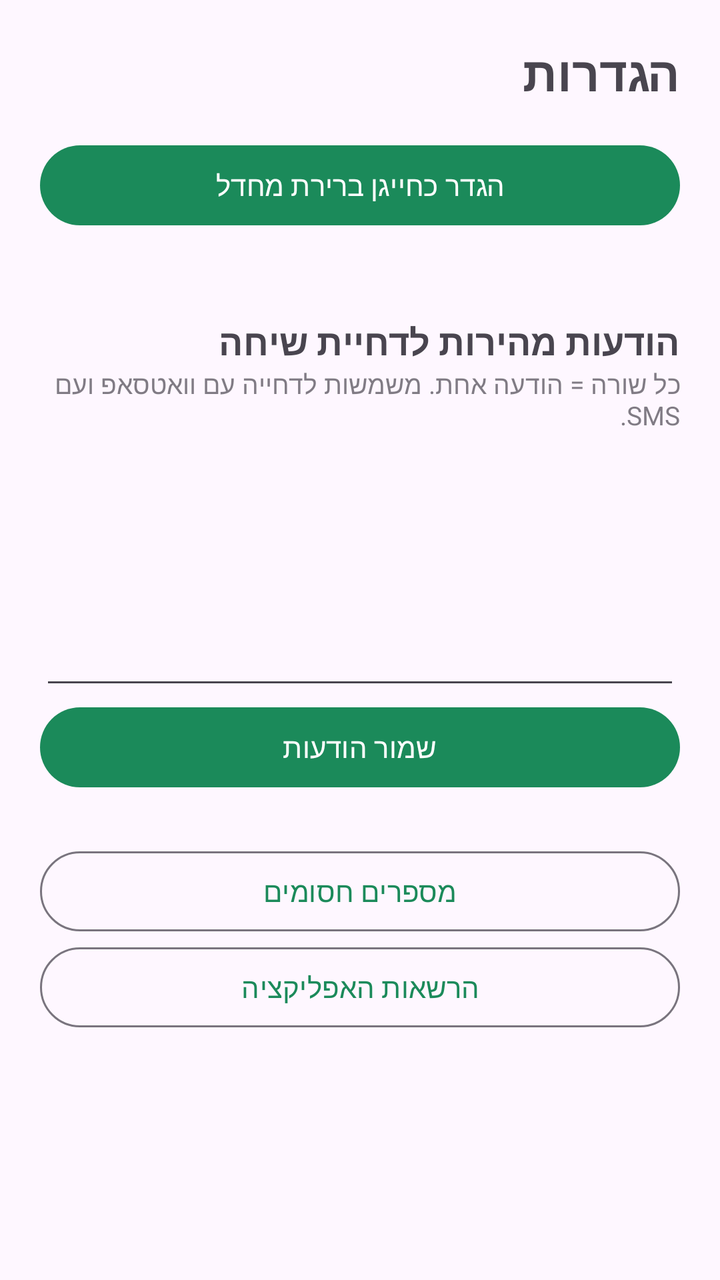
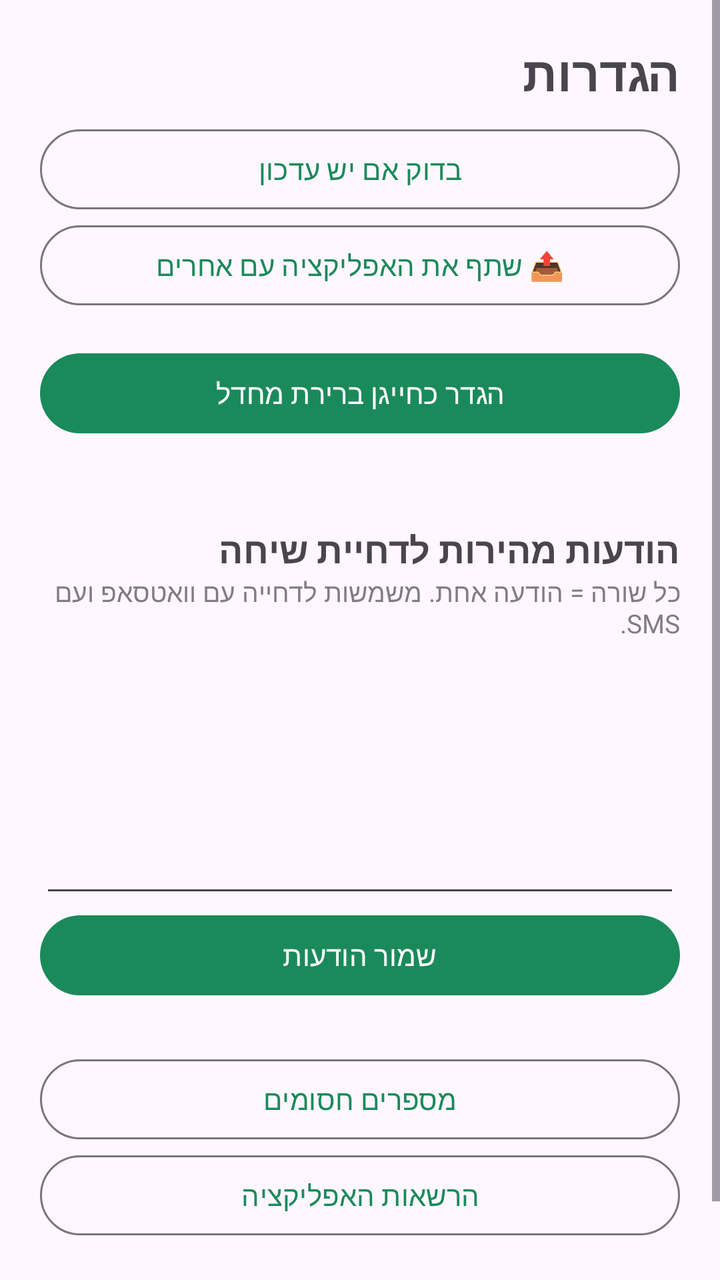

Two renders of the same Android screen: before a commit and after it. Below are the layout's source before the change and the commit's diff.
<!-- AndroidManifest.xml: application theme Theme.Dialer -->
<!-- res/layout/activity_settings.xml -->
<?xml version="1.0" encoding="utf-8"?>
<ScrollView xmlns:android="http://schemas.android.com/apk/res/android"
    android:layout_width="match_parent"
    android:layout_height="match_parent"
    android:fitsSystemWindows="true">

    <LinearLayout
        android:layout_width="match_parent"
        android:layout_height="wrap_content"
        android:orientation="vertical"
        android:padding="20dp">

        <TextView
            android:layout_width="match_parent"
            android:layout_height="wrap_content"
            android:text="הגדרות"
            android:textSize="24sp"
            android:textStyle="bold" />

        <com.google.android.material.button.MaterialButton
            android:id="@+id/btnDefault"
            android:layout_width="match_parent"
            android:layout_height="wrap_content"
            android:layout_marginTop="16dp"
            android:text="הגדר כחייגן ברירת מחדל" />

        <TextView
            android:id="@+id/defaultStatus"
            android:layout_width="match_parent"
            android:layout_height="wrap_content"
            android:textSize="13sp" />

        <TextView
            android:layout_width="match_parent"
            android:layout_height="wrap_content"
            android:layout_marginTop="24dp"
            android:text="הודעות מהירות לדחיית שיחה"
            android:textSize="18sp"
            android:textStyle="bold" />

        <TextView
            android:layout_width="match_parent"
            android:layout_height="wrap_content"
            android:alpha="0.7"
            android:text="כל שורה = הודעה אחת. משמשות לדחייה עם וואטסאפ ועם SMS."
            android:textSize="13sp" />

        <EditText
            android:id="@+id/editMessages"
            android:layout_width="match_parent"
            android:layout_height="wrap_content"
            android:layout_marginTop="8dp"
            android:gravity="top|start"
            android:inputType="textMultiLine|textCapSentences"
            android:minLines="5" />

        <com.google.android.material.button.MaterialButton
            android:id="@+id/btnSave"
            android:layout_width="match_parent"
            android:layout_height="wrap_content"
            android:text="שמור הודעות" />

        <com.google.android.material.button.MaterialButton
            android:id="@+id/btnBlocked"
            style="@style/Widget.Material3.Button.OutlinedButton"
            android:layout_width="match_parent"
            android:layout_height="wrap_content"
            android:layout_marginTop="24dp"
            android:text="מספרים חסומים" />

        <com.google.android.material.button.MaterialButton
            android:id="@+id/btnAppSettings"
            style="@style/Widget.Material3.Button.OutlinedButton"
            android:layout_width="match_parent"
            android:layout_height="wrap_content"
            android:text="הרשאות האפליקציה" />

        <TextView
            android:id="@+id/versionText"
            android:layout_width="match_parent"
            android:layout_height="wrap_content"
            android:layout_marginTop="24dp"
            android:alpha="0.6"
            android:gravity="center"
            android:textSize="12sp" />
    </LinearLayout>
</ScrollView>
<!-- resources referenced by this layout -->
<resources>
  <style name="Theme.Dialer" parent="Theme.Material3.DayNight.NoActionBar">
          <item name="colorPrimary">@color/brand</item>
          <item name="colorSecondary">@color/brand</item>
          <item name="android:statusBarColor">?android:attr/colorBackground</item>
      </style>
  <color name="brand">#FF1B8A5A</color>
</resources>

<!-- the commit's change to res/layout/activity_settings.xml (unified diff, before → after) -->
@@ -1,5 +1,6 @@
 <?xml version="1.0" encoding="utf-8"?>
 <ScrollView xmlns:android="http://schemas.android.com/apk/res/android"
+    xmlns:app="http://schemas.android.com/apk/res-auto"
     android:layout_width="match_parent"
     android:layout_height="match_parent"
     android:fitsSystemWindows="true">
@@ -16,6 +17,31 @@
             android:text="הגדרות"
             android:textSize="24sp"
             android:textStyle="bold" />
+
+        <com.google.android.material.button.MaterialButton
+            android:id="@+id/btnUpdate"
+            android:layout_width="match_parent"
+            android:layout_height="wrap_content"
+            android:layout_marginTop="16dp"
+            android:text="🔴 עדכון זמין — עדכן עכשיו"
+            android:textColor="@android:color/white"
+            android:visibility="gone"
+            app:backgroundTint="#FFE53935" />
+
+        <com.google.android.material.button.MaterialButton
+            android:id="@+id/btnCheckUpdate"
+            style="@style/Widget.Material3.Button.OutlinedButton"
+            android:layout_width="match_parent"
+            android:layout_height="wrap_content"
+            android:layout_marginTop="8dp"
+            android:text="בדוק אם יש עדכון" />
+
+        <com.google.android.material.button.MaterialButton
+            android:id="@+id/btnShareApp"
+            style="@style/Widget.Material3.Button.OutlinedButton"
+            android:layout_width="match_parent"
+            android:layout_height="wrap_content"
+            android:text="📤 שתף את האפליקציה עם אחרים" />
 
         <com.google.android.material.button.MaterialButton
             android:id="@+id/btnDefault"
